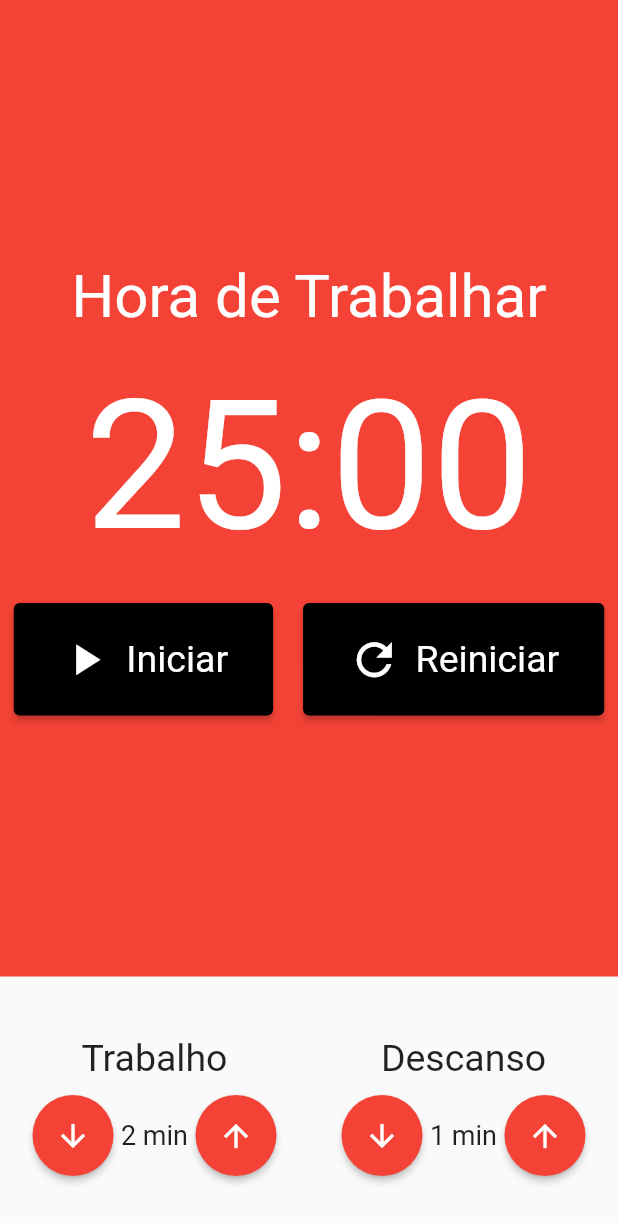
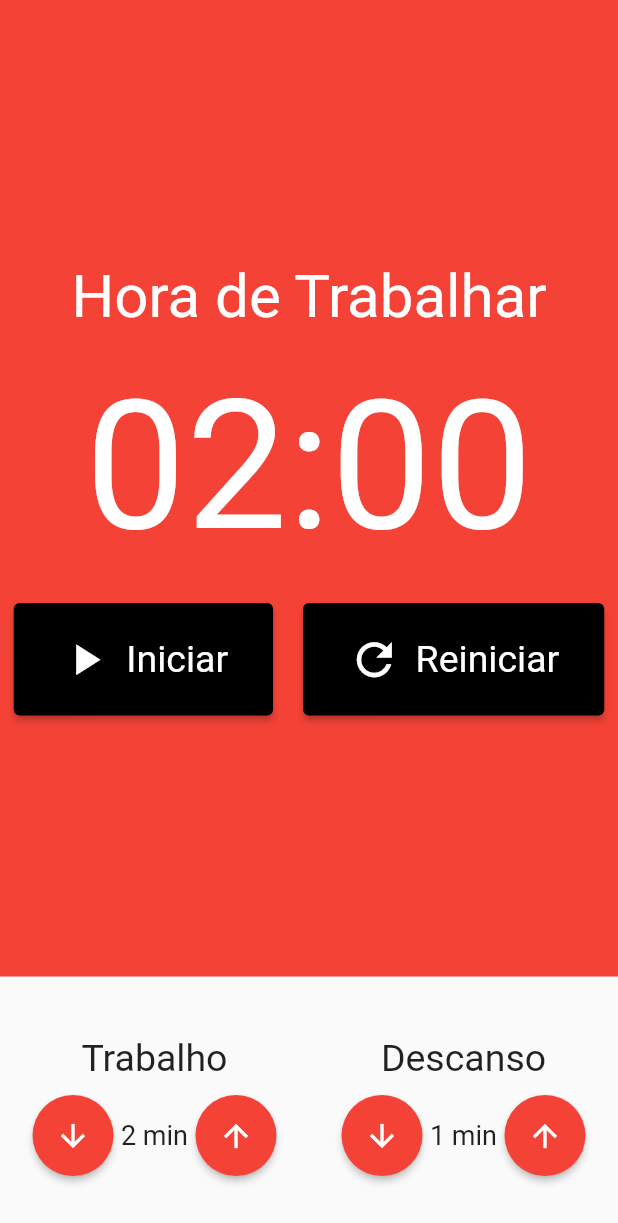
Before and after one commit to davicezarborgesdeveloper/pomodoro, a Flutter app: the screen it shows after launch, on a phone screen of 412 x 824 dp. Shown: the top 1223 px of the screen. Run offline on Flutter 3.47's test engine with Material 2 defaults, Android fonts, the phone set to English and light mode, and no system bars; our stand-ins replace flutter_mobx, mobx; generated files the repository leaves out were written again.

Commit message:
finalização do cronometro

```diff
--- /dev/null
+++ b/build.yaml
@@ -0,0 +1,6 @@
+targets:
+  $default:
+    builders:
+      mobx_codegen|mobx_generator:
+        generate_for:
+          - "lib/store/**.store.dart"
--- a/lib/components/Cronometro.dart
+++ b/lib/components/Cronometro.dart
@@ -1,27 +1,36 @@
 import 'package:flutter/material.dart';
+import 'package:flutter_mobx/flutter_mobx.dart';
 import 'package:pomodoro/components/CronometroBotao.dart';
+import 'package:provider/provider.dart';
+import '../store/pomodoro.store.dart';
 
 class Cronometro extends StatelessWidget {
   const Cronometro({super.key});
 
   @override
   Widget build(BuildContext context) {
+    final store = Provider.of<PomodoroStore>(context);
+
+    return Observer(
+      builder: (_) {
         return Container(
-      color: Colors.red,
+          color: store.estaTrabalhando() ? Colors.red : Colors.green,
           child: Column(
             mainAxisAlignment: MainAxisAlignment.center,
             children: [
-          const Text(
-            'Hora de Trabalhar',
-            style: TextStyle(
+              Text(
+                store.estaTrabalhando()
+                    ? 'Hora de Trabalhar'
+                    : 'Hora de Descansar',
+                style: const TextStyle(
                   fontSize: 40,
                   color: Colors.white,
                 ),
               ),
               const SizedBox(height: 20),
-          const Text(
-            '25:00',
-            style: TextStyle(
+              Text(
+                '${store.minutos.toString().padLeft(2, '0')}:${store.segundos.toString().padLeft(2, '0')}',
+                style: const TextStyle(
                   fontSize: 120,
                   color: Colors.white,
                 ),
@@ -29,32 +38,39 @@ class Cronometro extends StatelessWidget {
               const SizedBox(height: 20),
               Row(
                 mainAxisAlignment: MainAxisAlignment.center,
-            children: const [
+                children: [
+                  if (!store.iniciado)
                     Padding(
-                padding: EdgeInsets.only(right: 10),
+                      padding: const EdgeInsets.only(right: 10),
                       child: CronometroBotao(
                         texto: 'Iniciar',
                         icone: Icons.play_arrow,
+                        click: store.iniciar,
                       ),
                     ),
-              // Padding(
-              //   padding: EdgeInsets.only(right: 10),
-              //   child: CronometroBotao(
-              //     texto: 'Parar',
-              //     icone: Icons.stop,
-              //   ),
-              // ),
+                  if (store.iniciado)
                     Padding(
-                padding: EdgeInsets.only(left: 10),
+                      padding: const EdgeInsets.only(right: 10),
+                      child: CronometroBotao(
+                        texto: 'Parar',
+                        icone: Icons.stop,
+                        click: store.parar,
+                      ),
+                    ),
+                  Padding(
+                    padding: const EdgeInsets.only(left: 10),
                     child: CronometroBotao(
                       texto: 'Reiniciar',
                       icone: Icons.refresh,
+                      click: store.reiniciar,
                     ),
                   ),
                 ],
-          )
+              ),
             ],
           ),
         );
+      },
+    );
   }
 }
--- a/lib/components/CronometroBotao.dart
+++ b/lib/components/CronometroBotao.dart
@@ -3,10 +3,12 @@ import 'package:flutter/material.dart';
 class CronometroBotao extends StatelessWidget {
   final String texto;
   final IconData icone;
+  final void Function()? click;
 
   const CronometroBotao({
     required this.texto,
     required this.icone,
+    this.click,
     super.key,
   });
 
@@ -23,7 +25,7 @@ class CronometroBotao extends StatelessWidget {
           fontSize: 25,
         ),
       ),
-      onPressed: () {},
+      onPressed: click,
       child: Row(
         children: [
           Padding(
--- a/lib/components/EntradaTempo.dart
+++ b/lib/components/EntradaTempo.dart
@@ -1,17 +1,25 @@
 import 'package:flutter/material.dart';
+import 'package:provider/provider.dart';
+import '../store/pomodoro.store.dart';
 
 class EntradaTempo extends StatelessWidget {
   final String titulo;
   final int valor;
+  final void Function()? inc;
+  final void Function()? dec;
 
   const EntradaTempo({
     required this.titulo,
     required this.valor,
+    this.inc,
+    this.dec,
     super.key,
   });
 
   @override
   Widget build(BuildContext context) {
+    final store = Provider.of<PomodoroStore>(context);
+
     return Column(
       crossAxisAlignment: CrossAxisAlignment.center,
       children: [
@@ -26,11 +34,12 @@ class EntradaTempo extends StatelessWidget {
           mainAxisAlignment: MainAxisAlignment.center,
           children: [
             ElevatedButton(
-              onPressed: () {},
+              onPressed: dec,
               style: ElevatedButton.styleFrom(
                 shape: const CircleBorder(),
                 padding: const EdgeInsets.all(15),
-                backgroundColor: Colors.red,
+                backgroundColor:
+                    store.estaTrabalhando() ? Colors.red : Colors.green,
               ),
               child: const Icon(
                 Icons.arrow_downward,
@@ -44,11 +53,12 @@ class EntradaTempo extends StatelessWidget {
               ),
             ),
             ElevatedButton(
-              onPressed: () {},
+              onPressed: inc,
               style: ElevatedButton.styleFrom(
                 shape: const CircleBorder(),
                 padding: const EdgeInsets.all(15),
-                backgroundColor: Colors.red,
+                backgroundColor:
+                    store.estaTrabalhando() ? Colors.red : Colors.green,
               ),
               child: const Icon(
                 Icons.arrow_upward,
--- a/lib/main.dart
+++ b/lib/main.dart
@@ -1,7 +1,7 @@
 import 'package:flutter/material.dart';
-import 'package:pomodoro/pages/pomodoro.dart';
-import 'package:pomodoro/store/pomodoro_store.dart';
+import 'package:pomodoro/pages/Pomodoro.dart';
 import 'package:provider/provider.dart';
+import './store/pomodoro.store.dart';
 
 void main() {
   runApp(const MyApp());
@@ -16,7 +16,7 @@ class MyApp extends StatelessWidget {
       providers: [
         Provider<PomodoroStore>(
           create: (_) => PomodoroStore(),
-        )
+        ),
       ],
       child: MaterialApp(
         title: 'Flutter Demo',
--- a/lib/pages/pomodoro.dart
+++ b/lib/pages/pomodoro.dart
@@ -1,8 +1,9 @@
 import 'package:flutter/material.dart';
+import 'package:flutter_mobx/flutter_mobx.dart';
 import 'package:pomodoro/components/Cronometro.dart';
 import 'package:pomodoro/components/EntradaTempo.dart';
-import 'package:pomodoro/store/pomodoro_store.dart';
 import 'package:provider/provider.dart';
+import '../store/pomodoro.store.dart';
 
 class Pomodoro extends StatelessWidget {
   const Pomodoro({super.key});
@@ -10,6 +11,7 @@ class Pomodoro extends StatelessWidget {
   @override
   Widget build(BuildContext context) {
     final store = Provider.of<PomodoroStore>(context);
+
     return Scaffold(
       body: Column(
         crossAxisAlignment: CrossAxisAlignment.stretch,
@@ -19,18 +21,32 @@ class Pomodoro extends StatelessWidget {
           ),
           Padding(
             padding: const EdgeInsets.symmetric(vertical: 40),
-            child: Row(
+            child: Observer(
+              builder: (_) => Row(
                 mainAxisAlignment: MainAxisAlignment.spaceAround,
                 children: [
                   EntradaTempo(
                     titulo: 'Trabalho',
                     valor: store.tempoTrabalho,
+                    inc: store.iniciado && store.estaTrabalhando()
+                        ? null
+                        : store.incrementarTempoTrabalho,
+                    dec: store.iniciado && store.estaTrabalhando()
+                        ? null
+                        : store.decrementarTempoTrabalho,
                   ),
                   EntradaTempo(
                     titulo: 'Descanso',
                     valor: store.tempoDescanso,
+                    inc: store.iniciado && store.estaDescansando()
+                        ? null
+                        : store.incrementarTempoDescanso,
+                    dec: store.iniciado && store.estaDescansando()
+                        ? null
+                        : store.decrementarTempoDescanso,
                   ),
                 ],
+              ),
             ),
           ),
         ],
```
Also changed, not shown: lib/store/pomodoro.store.dart (added, +114 -0 lines), lib/store/pomodoro_store.dart (deleted, +0 -32 lines), lib/store/pomodoro.store.g.dart (added), lib/store/pomodoro_store.g.dart (deleted). Lines whose indentation alone changed are shown as unchanged.
